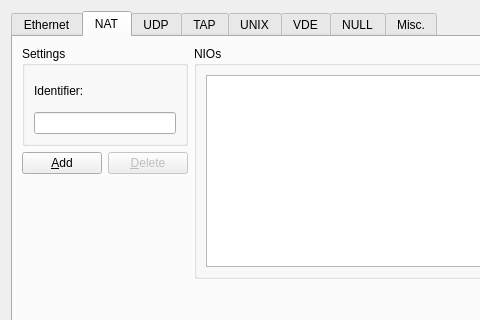
The window that gns3/modules/builtin/ui/cloud_configuration_page.ui (GNS3/gns3-gui) describes before a commit, drawn with Qt 5; both pictures show x 0 to 480 and y 0 to 320 of the 653 by 478 pixel window.
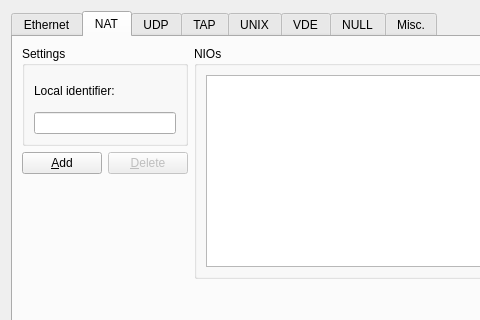
The same window after the commit. The open tabs and pages were chosen to show the change.

Commit message: Bump version to 1.3.3.dev3

```diff
--- a/gns3/modules/builtin/ui/cloud_configuration_page.ui
+++ b/gns3/modules/builtin/ui/cloud_configuration_page.ui
@@ -149,7 +149,7 @@
           <item row="0" column="0">
            <widget class="QLabel" name="uiNIONATIdentifierLabel">
             <property name="text">
-             <string>Identifier:</string>
+             <string>Local identifier:</string>
             </property>
            </widget>
           </item>
```
Left out of the diff: 2 changed lines with no effect on the pictures. The commit also changes 1 other file.
